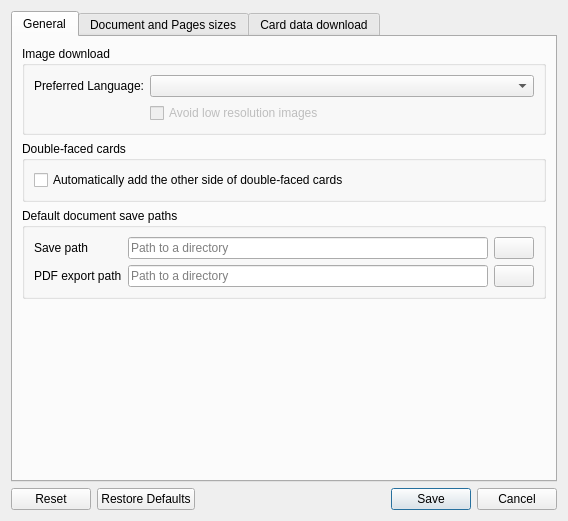
Before: the Qt Designer form mtg_proxy_printer/resources/ui/settings_window.ui in luziferius/MTGProxyPrinter, drawn with Qt 5.
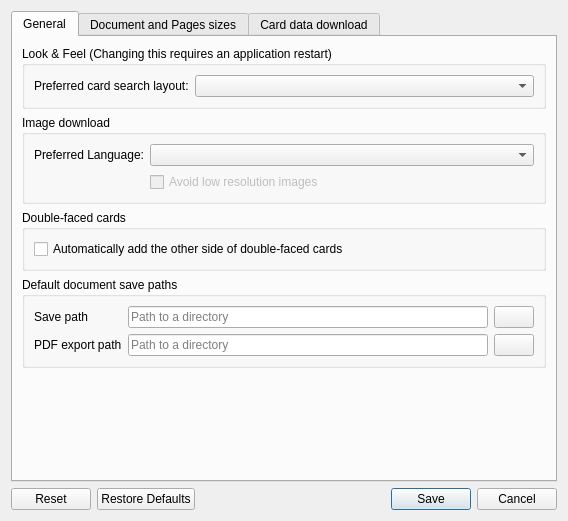
After: the same form once the commit is applied. Icons and pictures are not drawn.

Commit message:
Settings window: Added setting to switch the AddCardWidget layout between horizontal and vertical.
FossilOrigin-Name: fbd1fa8b08a0075c623b020fa45794a256a0da346c85c097dfa1e0755c28674f

What changed in the file:
```diff
--- a/mtg_proxy_printer/resources/ui/settings_window.ui
+++ b/mtg_proxy_printer/resources/ui/settings_window.ui
@@ -24,6 +24,36 @@
        <string>General</string>
       </attribute>
       <layout class="QVBoxLayout" name="verticalLayout_2">
+       <item>
+        <widget class="QGroupBox" name="look_and_feel_settings_group_box">
+         <property name="title">
+          <string>Look &amp;&amp; Feel (Changing this requires an application restart)</string>
+         </property>
+         <layout class="QFormLayout" name="formLayout">
+          <item row="0" column="0">
+           <widget class="QLabel" name="add_card_widget_style_label">
+            <property name="text">
+             <string>Preferred card search layout:</string>
+            </property>
+           </widget>
+          </item>
+          <item row="0" column="1">
+           <widget class="QComboBox" name="add_card_widget_style_combo_box">
+            <property name="sizePolicy">
+             <sizepolicy hsizetype="Expanding" vsizetype="Fixed">
+              <horstretch>0</horstretch>
+              <verstretch>0</verstretch>
+             </sizepolicy>
+            </property>
+            <property name="toolTip">
+             <string>Horizontal adds a wide search area above the currently edited page.
+Vertical adds a tall search area between the page list and the currently edited page.</string>
+            </property>
+           </widget>
+          </item>
+         </layout>
+        </widget>
+       </item>
        <item>
         <widget class="QGroupBox" name="image_download_group_box">
          <property name="title">
```
Left out of the diff: 7 changed lines with no effect on the pictures. The commit also changes 1 other file.
